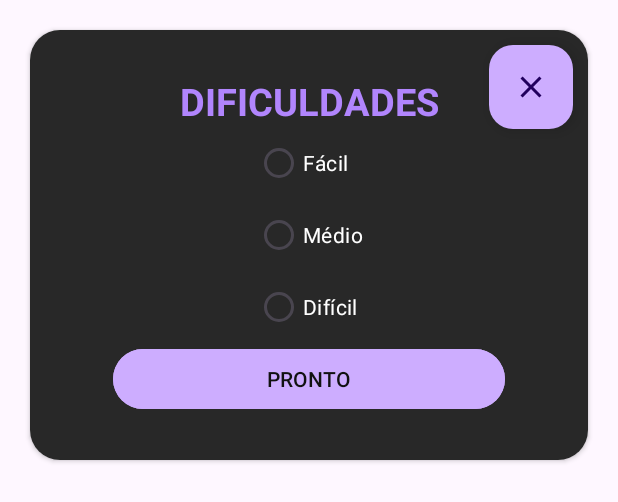
After one commit to Renan-Szimanski/AdivinharPalavras, an Android app built with Jetpack Compose: the layout difficult_dialog.xml on its own in the app's theme, with its tools: preview values and no code run, on a phone screen of 412 x 824 dp. The commit adds this screen. Shown: the top 502 px of the screen. Run offline under Robolectric (Android 15) with nearby library versions, the phone set to English and light mode, and no system bars.

Commit message:
add dificuldades no game e refatoração do código

```diff
--- /dev/null
+++ b/app/src/main/res/layout/difficult_dialog.xml
@@ -0,0 +1,80 @@
+<?xml version="1.0" encoding="utf-8"?>
+<androidx.cardview.widget.CardView xmlns:android="http://schemas.android.com/apk/res/android"
+    xmlns:app="http://schemas.android.com/apk/res-auto"
+    android:layout_width="match_parent"
+    android:layout_height="wrap_content"
+    android:layout_margin="20sp"
+    app:cardCornerRadius="20dp">
+
+    <com.google.android.material.floatingactionbutton.FloatingActionButton
+        android:id="@+id/closeDifficulty"
+        android:backgroundTint="#cdadff"
+        android:layout_width="wrap_content"
+        android:layout_height="wrap_content"
+        android:src="@drawable/baseline_close_24"
+        android:layout_gravity="end"
+        android:layout_margin="10dp"
+        android:contentDescription="Fechar" />
+
+    <LinearLayout
+        android:layout_width="match_parent"
+        android:layout_height="wrap_content"
+        android:orientation="vertical"
+        android:padding="30sp"
+        android:background="#282828">
+
+        <TextView
+            android:layout_width="match_parent"
+            android:layout_height="wrap_content"
+            android:text="DIFICULDADES"
+            android:textSize="25sp"
+            android:textStyle="bold"
+            android:textAlignment="center"
+            android:textColor="#b185fd"
+            />
+
+        <RadioGroup
+            android:id="@+id/radioOptions"
+            android:layout_width="wrap_content"
+            android:layout_height="wrap_content"
+            android:layout_gravity="center"
+            >
+
+            <RadioButton
+                android:id="@+id/easy"
+                android:layout_width="wrap_content"
+                android:layout_height="wrap_content"
+                android:text="Fácil"
+                android:textColor="@color/white"
+                android:buttonTint="@color/white"
+                />
+
+            <RadioButton
+                android:id="@+id/medium"
+                android:layout_width="wrap_content"
+                android:layout_height="wrap_content"
+                android:text="Médio"
+                android:textColor="@color/white"
+                android:buttonTint="@color/white"/>
+
+            <RadioButton
+                android:id="@+id/hard"
+                android:layout_width="wrap_content"
+                android:layout_height="wrap_content"
+                android:text="Difícil"
+                android:textColor="@color/white"
+                android:buttonTint="@color/white"/>
+        </RadioGroup>
+
+    <Button
+        android:id="@+id/doneDifficulty"
+        android:layout_width="match_parent"
+        android:layout_height="wrap_content"
+        android:text="PRONTO"
+        android:layout_marginHorizontal="25sp"
+        android:textColor="@color/darkgrey"
+        android:backgroundTint="#cdadff"/>
+
+    </LinearLayout>
+
+</androidx.cardview.widget.CardView>
```
Also changed, not shown: app/src/main/java/com/example/adivinharpalavras/ActivityGame.kt (+71 -64 lines), app/src/main/java/com/example/adivinharpalavras/MainActivity.kt (+47 -7 lines).
